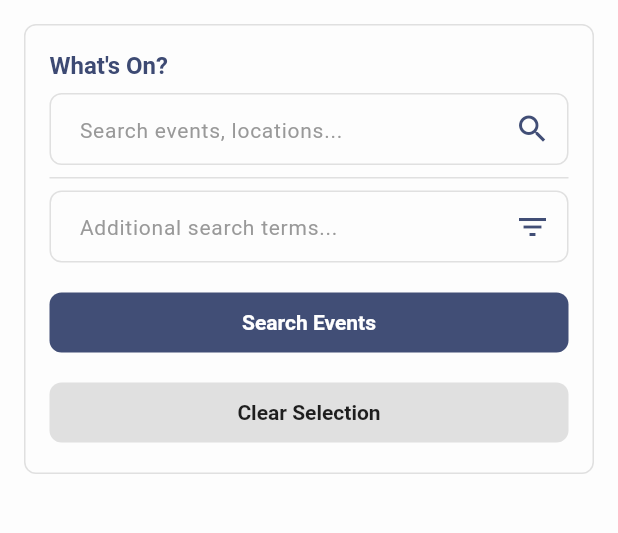
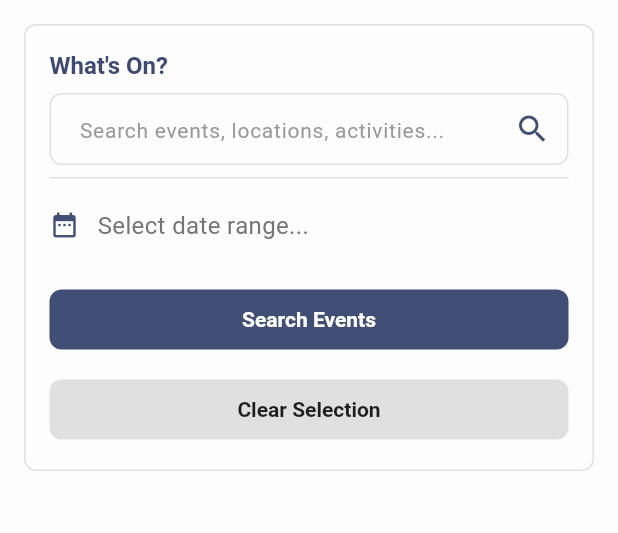
Before and after one commit to dominichubble/ramsey_app, a Flutter app: the EventsScreen screen opened by its route, on a phone screen of 412 x 824 dp, the part 162-695 px from its top. Run offline on Flutter 3.47's test engine with Material 3 defaults, Android fonts, the phone set to English and light mode, and no system bars; network calls fail; Roboto replaces fonts that are missing (Comfortaa).

Commit message:
feat: Refactor FindEvents widget to consolidate search functionality; replace separate fields with a unified search input and date range selector

```diff
--- a/lib/widgets/find_events.dart
+++ b/lib/widgets/find_events.dart
@@ -13,12 +13,12 @@ class FindEvents extends StatefulWidget {
 
 class _FindEventsState extends State<FindEvents> {
   final EventService _eventService = EventService();
-  final TextEditingController _fromController = TextEditingController();
-  final TextEditingController _toController = TextEditingController();
+  final TextEditingController _searchController = TextEditingController();
 
   List<Event> _allEvents = [];
   List<Event> _filteredEvents = [];
   bool _hasSearched = false;
+  DateTimeRange? _selectedDateRange;
 
   @override
   void initState() {
@@ -28,8 +28,7 @@ class _FindEventsState extends State<FindEvents> {
 
   @override
   void dispose() {
-    _fromController.dispose();
-    _toController.dispose();
+    _searchController.dispose();
     super.dispose();
   }
 
@@ -41,30 +40,47 @@ class _FindEventsState extends State<FindEvents> {
     setState(() {
       _hasSearched = true;
 
-      if (_fromController.text.isEmpty && _toController.text.isEmpty) {
+      if (_searchController.text.isEmpty && _selectedDateRange == null) {
         _filteredEvents = _allEvents;
       } else {
         _filteredEvents = _allEvents.where((event) {
-          final eventTitle = event.title.toLowerCase();
-          final eventLocation = (event.location ?? '').toLowerCase();
-          final eventDescription = event.description.toLowerCase();
+          // Text search filter
+          bool matchesText = true;
+          if (_searchController.text.isNotEmpty) {
+            final searchQuery = _searchController.text.toLowerCase();
+            final eventTitle = event.title.toLowerCase();
+            final eventLocation = (event.location ?? '').toLowerCase();
+            final eventDescription = event.description.toLowerCase();
 
-          final fromQuery = _fromController.text.toLowerCase();
-          final toQuery = _toController.text.toLowerCase();
+            matchesText = eventTitle.contains(searchQuery) ||
+                         eventLocation.contains(searchQuery) ||
+                         eventDescription.contains(searchQuery);
+          }
 
-          bool matchesFrom =
-              fromQuery.isEmpty ||
-              eventTitle.contains(fromQuery) ||
-              eventLocation.contains(fromQuery) ||
-              eventDescription.contains(fromQuery);
+          // Date range filter
+          bool matchesDate = true;
+          if (_selectedDateRange != null) {
+            final eventDate = DateTime(
+              event.date.year,
+              event.date.month,
+              event.date.day,
+            );
+            final startDate = DateTime(
+              _selectedDateRange!.start.year,
+              _selectedDateRange!.start.month,
+              _selectedDateRange!.start.day,
+            );
+            final endDate = DateTime(
+              _selectedDateRange!.end.year,
+              _selectedDateRange!.end.month,
+              _selectedDateRange!.end.day,
+            );
 
-          bool matchesTo =
-              toQuery.isEmpty ||
-              eventTitle.contains(toQuery) ||
-              eventLocation.contains(toQuery) ||
-              eventDescription.contains(toQuery);
+            matchesDate = (eventDate.isAtSameMomentAs(startDate) || eventDate.isAfter(startDate)) &&
+                         (eventDate.isAtSameMomentAs(endDate) || eventDate.isBefore(endDate));
+          }
 
-          return matchesFrom && matchesTo;
+          return matchesText && matchesDate;
         }).toList();
       }
     });
@@ -72,11 +88,45 @@ class _FindEventsState extends State<FindEvents> {
 
   void _clearSelection() {
     setState(() {
-      _fromController.clear();
-      _toController.clear();
+      _searchController.clear();
+      _selectedDateRange = null;
       _filteredEvents = [];
       _hasSearched = false;
     });
+  }
+
+  Future<void> _selectDateRange() async {
+    final DateTimeRange? picked = await showDateRangePicker(
+      context: context,
+      firstDate: DateTime.now().subtract(const Duration(days: 365)),
+      lastDate: DateTime.now().add(const Duration(days: 365)),
+      initialDateRange: _selectedDateRange,
+      builder: (context, child) {
+        return Theme(
+          data: Theme.of(context).copyWith(
+            colorScheme: Theme.of(context).colorScheme.copyWith(
+              primary: Theme.of(context).primaryColor,
+            ),
+          ),
+          child: child!,
+        );
+      },
+    );
+
+    if (picked != null && picked != _selectedDateRange) {
+      setState(() {
+        _selectedDateRange = picked;
+      });
+    }
+  }
+
+  String get _dateRangeText {
+    if (_selectedDateRange == null) {
+      return 'Select date range...';
+    }
+    final start = _selectedDateRange!.start;
+    final end = _selectedDateRange!.end;
+    return '${start.day}/${start.month}/${start.year} - ${end.day}/${end.month}/${end.year}';
   }
 
   @override
@@ -108,11 +158,11 @@ class _FindEventsState extends State<FindEvents> {
                 ),
                 const SizedBox(height: 8),
 
-                // From TextField
+                // Search TextField
                 TextField(
-                  controller: _fromController,
+                  controller: _searchController,
                   decoration: InputDecoration(
-                    hintText: 'Search events, locations...',
+                    hintText: 'Search events, locations, activities...',
                     border: InputBorder.none,
                     suffixIcon: Icon(
                       Icons.search,
@@ -125,15 +175,44 @@ class _FindEventsState extends State<FindEvents> {
                 Divider(color: Colors.grey[300]),
                 const SizedBox(height: 8),
 
-                // To TextField
-                TextField(
-                  controller: _toController,
-                  decoration: InputDecoration(
-                    hintText: 'Additional search terms...',
-                    border: InputBorder.none,
-                    suffixIcon: Icon(
-                      Icons.filter_list,
-                      color: Theme.of(context).primaryColor,
+                // Date Range Selector
+                GestureDetector(
+                  onTap: _selectDateRange,
+                  child: Container(
+                    padding: const EdgeInsets.symmetric(vertical: 12.0),
+                    child: Row(
+                      children: [
+                        Icon(
+                          Icons.date_range,
+                          color: Theme.of(context).primaryColor,
+                          size: 20,
+                        ),
+                        const SizedBox(width: 12),
+                        Expanded(
+                          child: Text(
+                            _dateRangeText,
+                            style: TextStyle(
+                              color: _selectedDateRange == null
+                                  ? Colors.grey[600]
+                                  : Colors.black87,
+                              fontSize: 16,
+                            ),
+                          ),
+                        ),
+                        if (_selectedDateRange != null)
+                          GestureDetector(
+                            onTap: () {
+                              setState(() {
+                                _selectedDateRange = null;
+                              });
+                            },
+                            child: Icon(
+                              Icons.clear,
+                              color: Colors.grey[600],
+                              size: 20,
+                            ),
+                          ),
+                      ],
                     ),
                   ),
                 ),
```
